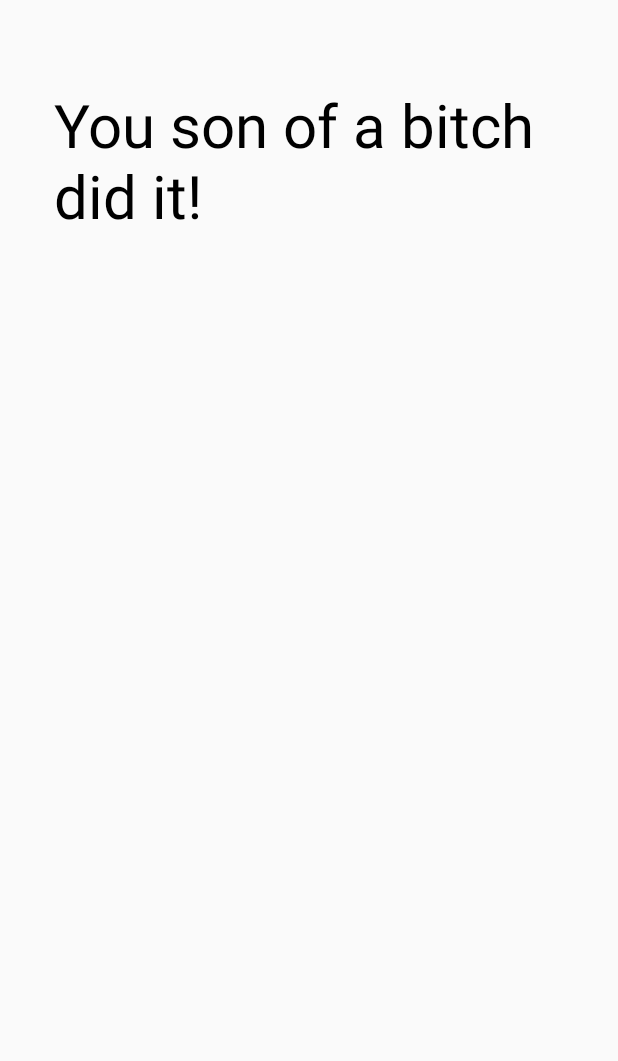
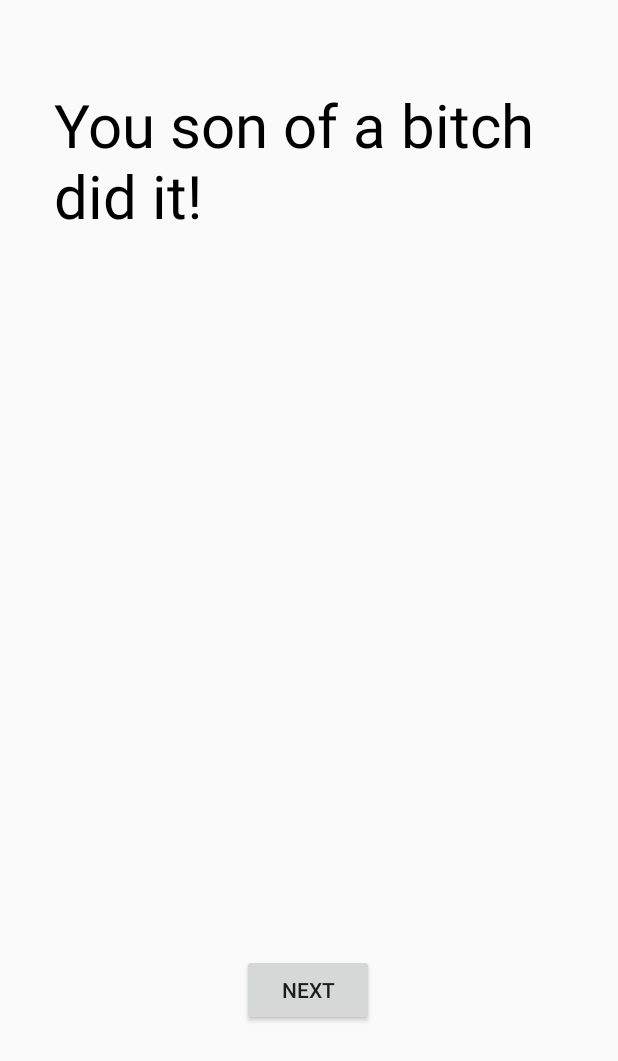
Before and after one commit to JanCereal/AppEntwicklungTIF18A, an Android app: the layout fragment_success.xml on its own in the app's theme, with its tools: preview values and no code run, on a phone screen of 412 x 824 dp. Shown: the top 1061 px of the screen. Run offline under Robolectric (Android 15) with nearby library versions, the phone set to English and light mode, and no system bars.

Commit message:
GameLoop finished

```diff
--- a/app/src/main/res/layout/fragment_game.xml
+++ b/app/src/main/res/layout/fragment_game.xml
@@ -51,13 +51,13 @@
         app:srcCompat="@drawable/test2" />
 
     <Button
-        android:id="@+id/btnNext"
+        android:id="@+id/btnAnswer"
         android:layout_width="wrap_content"
         android:layout_height="wrap_content"
         android:layout_marginEnd="36dp"
         android:layout_marginRight="36dp"
         android:layout_marginBottom="28dp"
-        android:text="Next"
+        android:text="Ok"
         app:layout_constraintBottom_toBottomOf="parent"
         app:layout_constraintEnd_toEndOf="parent" />
 
@@ -75,7 +75,7 @@
         android:text="answer"
         android:textColor="#000000"
         android:textSize="40sp"
-        app:layout_constraintBottom_toTopOf="@+id/btnNext"
+        app:layout_constraintBottom_toTopOf="@+id/btnAnswer"
         app:layout_constraintEnd_toEndOf="parent"
         app:layout_constraintHorizontal_bias="0.0"
         app:layout_constraintStart_toStartOf="parent" />
--- a/app/src/main/res/layout/fragment_success.xml
+++ b/app/src/main/res/layout/fragment_success.xml
@@ -24,4 +24,15 @@
         app:layout_constraintStart_toStartOf="parent"
         app:layout_constraintTop_toTopOf="parent" />
 
+    <Button
+        android:id="@+id/btnNext"
+        android:layout_width="wrap_content"
+        android:layout_height="wrap_content"
+        android:layout_marginBottom="140dp"
+        android:text="Next"
+        app:layout_constraintBottom_toBottomOf="parent"
+        app:layout_constraintEnd_toEndOf="parent"
+        app:layout_constraintHorizontal_bias="0.498"
+        app:layout_constraintStart_toStartOf="parent" />
+
 </androidx.constraintlayout.widget.ConstraintLayout>
--- a/app/src/main/res/navigation/nav_graph.xml
+++ b/app/src/main/res/navigation/nav_graph.xml
@@ -75,6 +75,9 @@
         <action
             android:id="@+id/action_successFragment_to_gameFragment"
             app:destination="@id/gameFragment" />
+        <action
+            android:id="@+id/action_successFragment_to_homeFragment"
+            app:destination="@id/homeFragment" />
     </fragment>
 
     <fragment
```
Also changed, not shown: app/src/main/java/com/example/AppEntwicklungTIF18A/GameFragment.kt (+21 -14 lines), app/src/main/java/com/example/AppEntwicklungTIF18A/HomeFragment.kt (+8 -1 lines), app/src/main/java/com/example/AppEntwicklungTIF18A/SuccessFragment.kt (+19 -0 lines).
